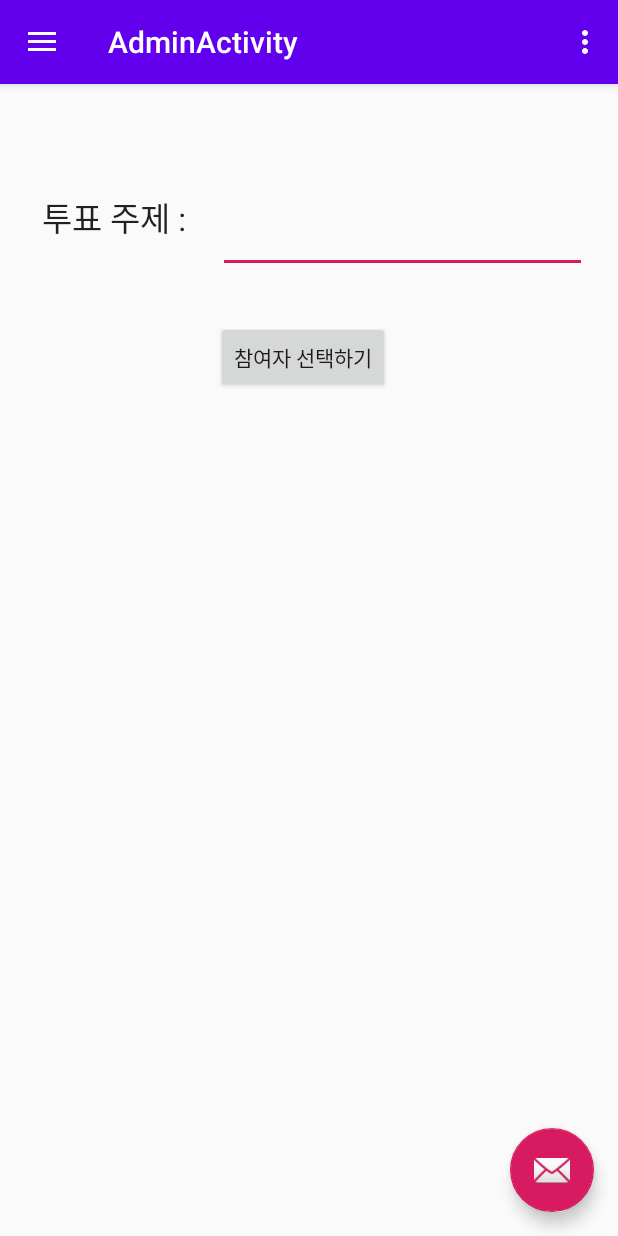
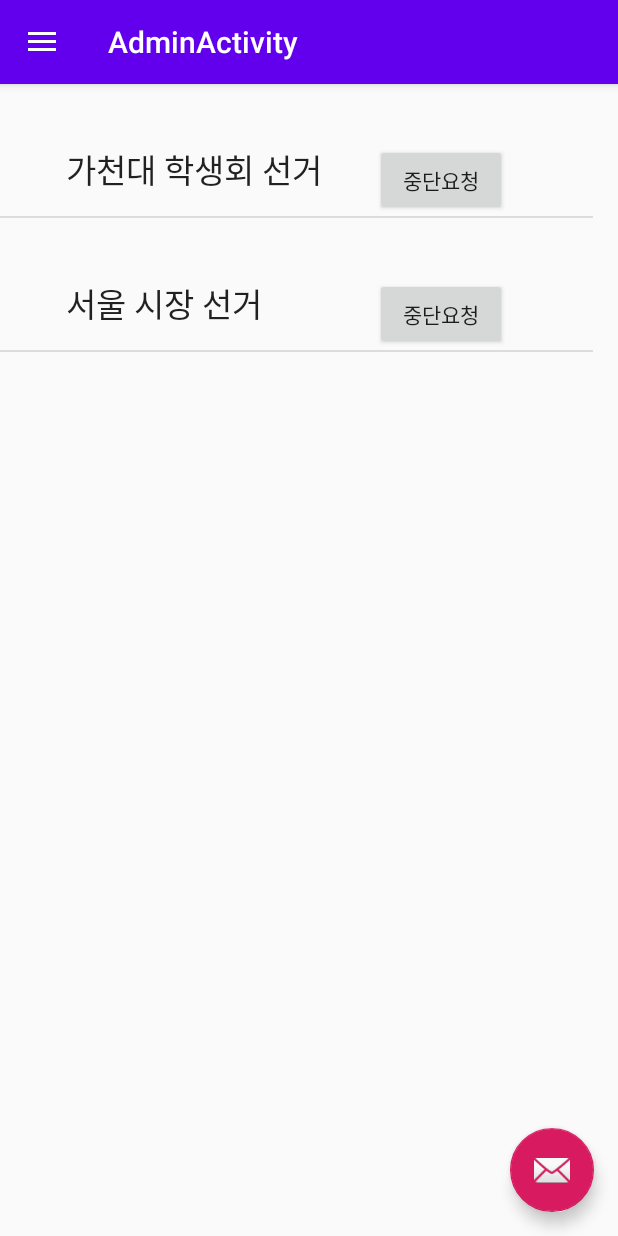
Before and after one commit to ghdrlgus96/BoteSystem, an Android app: the screen it shows after launch (AdminActivity), in the side drawer, after a tap on "투표 중단하기", on a phone screen of 412 x 824 dp. Run offline under Robolectric (Android 15) with nearby library versions, the phone set to English and light mode, and no system bars.

Commit message:
투표 중단 기능 초기 화면 추가

```diff
--- a/app/build.gradle
+++ b/app/build.gradle
@@ -32,4 +32,5 @@ dependencies {
     testImplementation 'junit:junit:4.12'
     androidTestImplementation 'com.android.support.test:runner:1.0.2'
     androidTestImplementation 'com.android.support.test.espresso:espresso-core:3.0.2'
+    implementation 'com.android.support:mediarouter-v7:28.0.0'
 }
--- a/app/src/main/java/embedded/block/vote/AdminActivity.kt
+++ b/app/src/main/java/embedded/block/vote/AdminActivity.kt
@@ -1,5 +1,6 @@
 package embedded.block.vote
 
+import android.content.DialogInterface
 import android.content.Intent
 import android.icu.lang.UCharacter.GraphemeClusterBreak.V
 import android.os.Bundle
@@ -10,10 +11,15 @@ import android.support.v4.view.GravityCompat
 import android.support.v7.app.ActionBarDrawerToggle
 import android.support.v4.widget.DrawerLayout
 import android.support.design.widget.NavigationView
+import android.support.v7.app.AlertDialog
 import android.support.v7.app.AppCompatActivity
 import android.support.v7.widget.Toolbar
+import android.util.Log.d
 import android.view.*
 import kotlinx.android.synthetic.main.admin_input.*
+import kotlinx.android.synthetic.main.admin_stop.*
+import kotlinx.android.synthetic.main.admin_stop_item.*
+import kotlinx.android.synthetic.main.admin_stop_item.view.*
 import kotlinx.android.synthetic.main.content_admin.*
 
 //제허짱
@@ -50,7 +56,7 @@ class AdminActivity : AppCompatActivity(), NavigationView.OnNavigationItemSelect
             super.onBackPressed()
         }
     }
-
+    /*
     override fun onCreateOptionsMenu(menu: Menu): Boolean {
         // Inflate the menu; this adds items to the action bar if it is present.
         menuInflater.inflate(R.menu.admin, menu)
@@ -66,11 +72,12 @@ class AdminActivity : AppCompatActivity(), NavigationView.OnNavigationItemSelect
             else -> super.onOptionsItemSelected(item)
         }
     }
-
+*/
     override fun onNavigationItemSelected(item: MenuItem): Boolean {
         // Handle navigation view item clicks here.
         when (item.itemId) {
             R.id.nav_home -> {
+                admin_content.removeAllViewsInLayout()
                 admin_content.addView(View.inflate(this, R.layout.admin_input, null))
                 button_admin_input.setOnClickListener { v: View? ->
                     //startActivity(Intent(this, AdminInputActivity::class.java))
@@ -79,9 +86,31 @@ class AdminActivity : AppCompatActivity(), NavigationView.OnNavigationItemSelect
                 }
             }
             R.id.nav_gallery -> {
-
             }
             R.id.nav_slideshow -> {
+                admin_content.removeAllViewsInLayout()
+                admin_content.addView(View.inflate(this, R.layout.admin_stop, null))
+                var adapter = AdminStopAdapter(this)
+                listView_admin_stoplist.adapter = adapter
+                /*
+                for(i in 0..(adapter.count-1)) {
+                    val view = listView_admin_stoplist.getChildAt(i)
+                    view.button_admin_stopButton.setOnClickListener { v: View? ->
+                        /*
+                        val alertDialogBuilder = AlertDialog.Builder(this)
+                        alertDialogBuilder.setTitle("투표 종료")
+                        alertDialogBuilder.setMessage("정말 투표를 종료하시겠습니까?")
+                        alertDialogBuilder.setCancelable(false)
+                        alertDialogBuilder.setPositiveButton("삭제") { dialog, id ->
+
+                        }
+                        alertDialogBuilder.setNegativeButton("취소") { dialog, id ->
+
+                        }
+                        */
+                    }
+                }
+                */
 
             }
             R.id.nav_tools -> {
--- /dev/null
+++ b/app/src/main/java/embedded/block/vote/AdminStopAdapter.kt
@@ -0,0 +1,46 @@
+package embedded.block.vote
+
+import android.app.AlertDialog
+import android.content.Context
+import android.renderscript.ScriptGroup
+import android.util.Log
+import android.view.LayoutInflater
+import android.view.View
+import android.view.ViewGroup
+import android.widget.BaseAdapter
+import android.widget.TextView
+import android.widget.Toast
+import kotlinx.android.synthetic.main.admin_stop_item.view.*
+
+class AdminStopAdapter(val context: Context): BaseAdapter() {
+    private val mInflater: LayoutInflater = LayoutInflater.from(context)
+    var data = arrayOf("가천대 학생회 선거", "서울 시장 선거")
+    override fun getCount(): Int {
+        return data.size
+    }
+
+    override fun getItem(position: Int) = data[position]
+
+    override fun getItemId(position: Int) = position.toLong()
+
+    override fun getView(position: Int, convertView: View?, parent: ViewGroup?): View {
+
+        val view = convertView ?: mInflater.inflate(R.layout.admin_stop_item, parent, false)
+
+        view.findViewById<TextView>(R.id.textView_admin_stopName).text = getItem(position)
+        view.button_admin_stopButton.setOnClickListener { v: View? ->
+            val alertDialogBuilder = AlertDialog.Builder(context)
+            alertDialogBuilder.setTitle("투표 종료")
+            alertDialogBuilder.setMessage("정말 투표를 종료하시겠습니까?")
+            alertDialogBuilder.setCancelable(false)
+            alertDialogBuilder.setPositiveButton("삭제") { dialog, id ->
+
+            }
+            alertDialogBuilder.setNegativeButton("취소") { dialog, id ->
+
+            }
+            alertDialogBuilder.show()
+        }
+        return view
+    }
+}
--- /dev/null
+++ b/app/src/main/res/layout/admin_stop.xml
@@ -0,0 +1,14 @@
+<?xml version="1.0" encoding="utf-8"?>
+<android.support.constraint.ConstraintLayout xmlns:android="http://schemas.android.com/apk/res/android"
+                                             xmlns:app="http://schemas.android.com/apk/res-auto"
+                                             xmlns:tools="http://schemas.android.com/tools"
+                                             android:layout_width="match_parent"
+                                             android:layout_height="match_parent">
+
+    <ListView
+            android:layout_width="395dp"
+            android:layout_height="715dp"
+            app:layout_constraintStart_toStartOf="parent" app:layout_constraintHorizontal_bias="0.5"
+            app:layout_constraintEnd_toEndOf="parent" app:layout_constraintTop_toTopOf="parent"
+            app:layout_constraintBottom_toBottomOf="parent" android:id="@+id/listView_admin_stoplist"/>
+</android.support.constraint.ConstraintLayout>
--- /dev/null
+++ b/app/src/main/res/layout/admin_stop_item.xml
@@ -0,0 +1,23 @@
+<?xml version="1.0" encoding="utf-8"?>
+<android.support.constraint.ConstraintLayout xmlns:android="http://schemas.android.com/apk/res/android"
+                                             xmlns:app="http://schemas.android.com/apk/res-auto"
+                                             xmlns:tools="http://schemas.android.com/tools"
+                                             android:layout_width="match_parent"
+                                             android:layout_height="match_parent">
+
+    <TextView
+            android:text="투표 주제"
+            android:layout_width="wrap_content"
+            android:layout_height="wrap_content"
+            android:id="@+id/textView_admin_stopName"
+            android:textAppearance="@style/TextAppearance.AppCompat.Large" app:layout_constraintTop_toTopOf="parent"
+            app:layout_constraintStart_toStartOf="parent" android:layout_marginTop="40dp"
+            android:layout_marginStart="44dp"/>
+    <Button
+            android:text="중단요청"
+            android:layout_width="wrap_content"
+            android:layout_height="wrap_content"
+            android:id="@+id/button_admin_stopButton" app:layout_constraintTop_toTopOf="parent"
+            android:layout_marginTop="40dp" android:layout_marginEnd="57dp"
+            app:layout_constraintEnd_toEndOf="parent"/>
+</android.support.constraint.ConstraintLayout>
--- a/app/src/main/res/menu/admin.xml
+++ /dev/null
@@ -1,8 +0,0 @@
-<?xml version="1.0" encoding="utf-8"?>
-<menu xmlns:android="http://schemas.android.com/apk/res/android"
-      xmlns:app="http://schemas.android.com/apk/res-auto">
-    <item android:id="@+id/action_settings"
-          android:title="@string/action_settings"
-          android:orderInCategory="100"
-          app:showAsAction="never"/>
-</menu>
```
